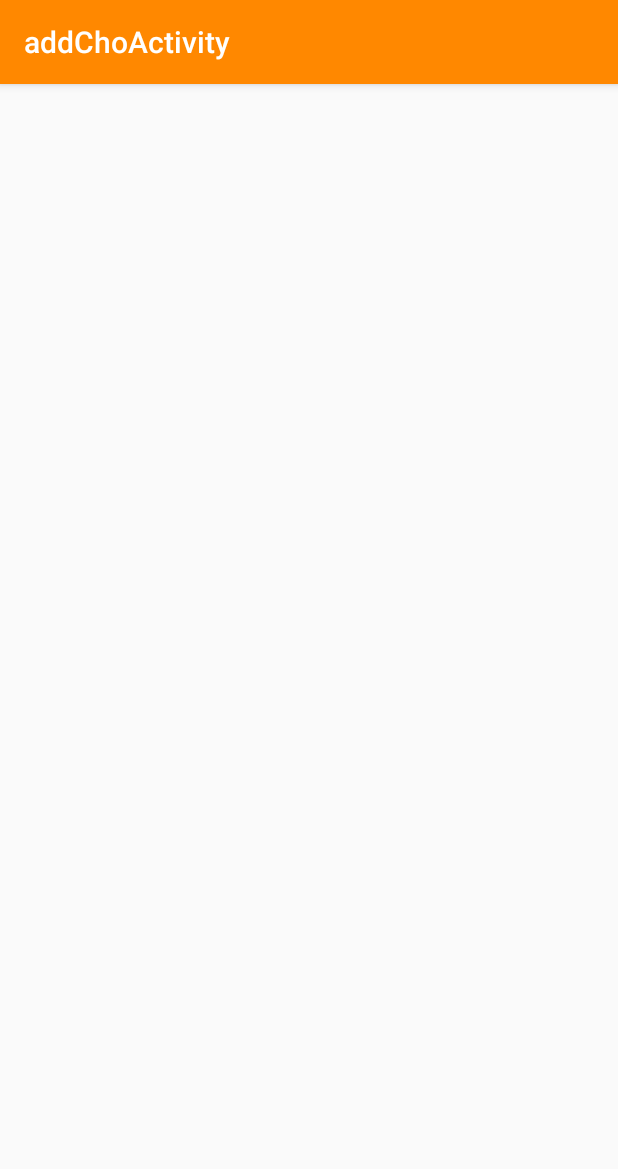
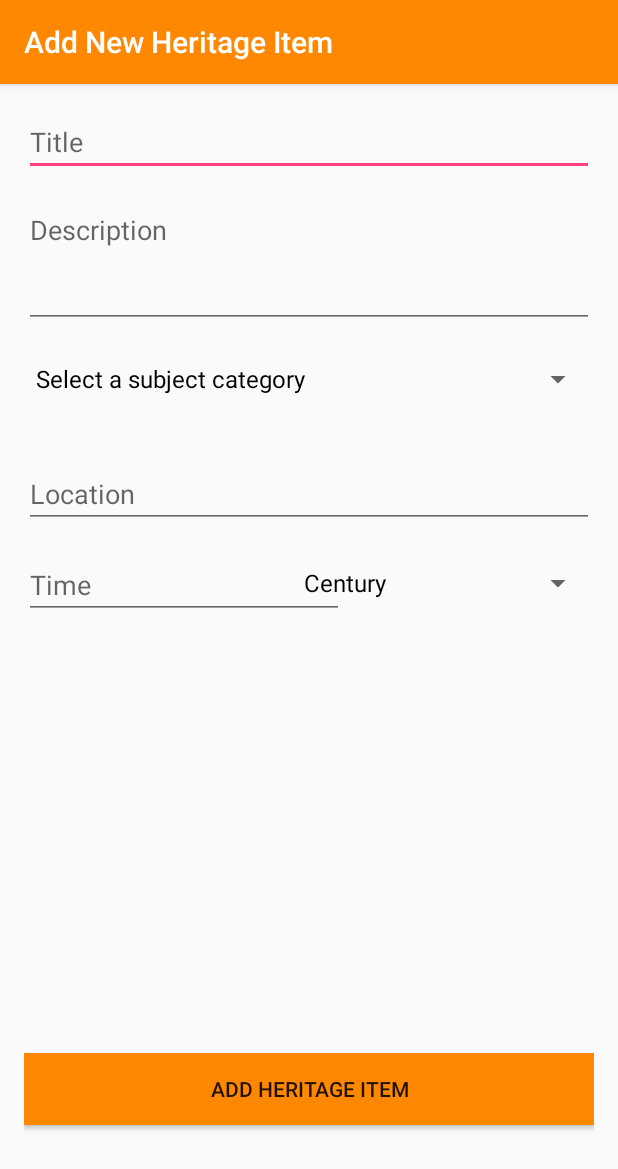
Before and after one commit to AyranIsTheNewRaki/Herodot, an Android app: the addChoActivity screen opened directly, with no data from a screen before it, on a phone screen of 412 x 824 dp. Shown: the top 1169 px of the screen. Run offline under Robolectric (Android 15) with nearby library versions, the phone set to English and light mode, and no system bars.

Commit message:
add heritage item fields

```diff
--- a/Mobile/ANDROID/Herdot/app/src/main/AndroidManifest.xml
+++ b/Mobile/ANDROID/Herdot/app/src/main/AndroidManifest.xml
@@ -31,7 +31,7 @@
         </activity>
         <activity
             android:name=".addChoActivity"
-            android:label="@string/title_activity_add_cho"
+            android:label="Add New Heritage Item"
             android:theme="@style/AppTheme.NoActionBar"></activity>
     </application>
 
--- a/Mobile/ANDROID/Herdot/app/src/main/java/com/ayranisthenewraki/heredot/herdot/addChoActivity.java
+++ b/Mobile/ANDROID/Herdot/app/src/main/java/com/ayranisthenewraki/heredot/herdot/addChoActivity.java
@@ -6,6 +6,8 @@ import android.support.design.widget.Snackbar;
 import android.support.v7.app.AppCompatActivity;
 import android.support.v7.widget.Toolbar;
 import android.view.View;
+import android.widget.ArrayAdapter;
+import android.widget.Spinner;
 
 public class addChoActivity extends AppCompatActivity {
 
@@ -16,6 +18,18 @@ public class addChoActivity extends AppCompatActivity {
         Toolbar toolbar = (Toolbar) findViewById(R.id.toolbar);
         setSupportActionBar(toolbar);
 
+        Spinner subjectDropdown = (Spinner)findViewById(R.id.subjectSpinner);
+        String[] items = new String[]{"Select a subject category", "Painting", "Sculpture", "Book/Manuscript", "Handcraft", "Archaeological Artifact",
+            "Archaeological Site", "Architecture", "Museum", "Natural Site", "Underwater Site", "Oral Tradition",
+                "Performing Art", "Ritual/Tradition", "Festival/Event"};
+        ArrayAdapter<String> adapter = new ArrayAdapter<String>(this, android.R.layout.simple_spinner_dropdown_item, items);
+        subjectDropdown.setAdapter(adapter);
+
+        Spinner timeResDropdown = (Spinner)findViewById(R.id.timeResSpinner);
+        String[] timeItems = new String[]{"Century", "Decade", "Year", "Date (yyyy/mm/dd)"};
+        ArrayAdapter<String> timeAdapter = new ArrayAdapter<String>(this, android.R.layout.simple_spinner_dropdown_item, timeItems);
+        timeResDropdown.setAdapter(timeAdapter);
+
     }
 
 }
--- a/Mobile/ANDROID/Herdot/app/src/main/res/layout/content_add_cho.xml
+++ b/Mobile/ANDROID/Herdot/app/src/main/res/layout/content_add_cho.xml
@@ -13,4 +13,94 @@
     tools:context="com.ayranisthenewraki.heredot.herdot.addChoActivity"
     tools:showIn="@layout/activity_add_cho">
 
+    <EditText
+        android:id="@+id/title"
+        android:layout_width="wrap_content"
+        android:layout_height="wrap_content"
+        android:layout_alignParentEnd="true"
+        android:layout_alignParentLeft="true"
+        android:layout_alignParentRight="true"
+        android:layout_alignParentStart="true"
+        android:layout_alignParentTop="true"
+        android:ems="10"
+        android:hint="Title"
+        android:inputType="text"
+        android:textColorLink="@android:color/holo_orange_light" />
+
+    <EditText
+        android:id="@+id/description"
+        android:layout_width="wrap_content"
+        android:layout_height="wrap_content"
+        android:layout_alignParentEnd="true"
+        android:layout_alignParentLeft="true"
+        android:layout_alignParentRight="true"
+        android:layout_alignParentStart="true"
+        android:layout_below="@+id/title"
+        android:layout_marginTop="13dp"
+        android:ems="10"
+        android:gravity="top|left"
+        android:hint="Description"
+        android:inputType="textMultiLine"
+        android:lines="3"
+        android:scrollHorizontally="false"
+        android:textColorLink="@android:color/holo_orange_light" />
+
+    <Spinner
+        android:id="@+id/subjectSpinner"
+        android:layout_width="match_parent"
+        android:layout_height="wrap_content"
+        android:layout_alignParentLeft="true"
+        android:layout_alignParentStart="true"
+        android:layout_below="@+id/description"
+        android:layout_marginTop="10dp" />
+
+    <EditText
+        android:id="@+id/Location"
+        android:layout_width="wrap_content"
+        android:layout_height="wrap_content"
+        android:layout_alignParentEnd="true"
+        android:layout_alignParentLeft="true"
+        android:layout_alignParentRight="true"
+        android:layout_alignParentStart="true"
+        android:layout_below="@+id/subjectSpinner"
+        android:layout_marginTop="30dp"
+        android:ems="10"
+        android:hint="Location"
+        android:inputType="text"
+        android:textColorLink="@android:color/holo_orange_light" />
+
+    <EditText
+        android:id="@+id/time"
+        android:layout_width="wrap_content"
+        android:layout_height="wrap_content"
+        android:layout_alignParentLeft="true"
+        android:layout_alignParentStart="true"
+        android:layout_below="@+id/Location"
+        android:layout_marginTop="15dp"
+        android:ems="10"
+        android:hint="Time"
+        android:inputType="text"
+        android:textColorLink="@android:color/holo_orange_light" />
+
+    <Spinner
+        android:id="@+id/timeResSpinner"
+        android:layout_width="wrap_content"
+        android:layout_height="wrap_content"
+        android:layout_alignBottom="@+id/time"
+        android:layout_alignParentRight="true"
+        android:layout_alignParentEnd="true" />
+
+    <Button
+        android:id="@+id/addChoButton"
+        android:layout_width="wrap_content"
+        android:layout_height="wrap_content"
+        android:layout_alignParentBottom="true"
+        android:layout_alignParentEnd="true"
+        android:layout_alignParentLeft="true"
+        android:layout_alignParentRight="true"
+        android:layout_alignParentStart="true"
+        android:layout_marginBottom="58dp"
+        android:background="@android:color/holo_orange_dark"
+        android:text="Add Heritage Item" />
+
 </RelativeLayout>
--- a/Mobile/ANDROID/Herdot/app/src/main/res/layout/content_main.xml
+++ b/Mobile/ANDROID/Herdot/app/src/main/res/layout/content_main.xml
@@ -14,17 +14,33 @@
     tools:showIn="@layout/activity_main">
 
     <EditText
+        android:id="@+id/emailField"
         android:layout_width="wrap_content"
         android:layout_height="wrap_content"
+        android:layout_alignParentEnd="true"
+        android:layout_alignParentLeft="true"
+        android:layout_alignParentRight="true"
+        android:layout_alignParentStart="true"
+        android:layout_below="@+id/SecondLineText"
+        android:layout_marginTop="29dp"
+        android:ems="10"
+        android:hint="Enter Email"
+        android:inputType="textEmailAddress"
+        android:textColorLink="@android:color/holo_green_light" />
+
+    <EditText
+        android:id="@+id/usernameField"
+        android:layout_width="wrap_content"
+        android:layout_height="wrap_content"
+        android:layout_alignParentEnd="true"
+        android:layout_alignParentLeft="true"
+        android:layout_alignParentRight="true"
+        android:layout_alignParentStart="true"
+        android:layout_below="@+id/emailField"
+        android:ems="10"
+        android:hint="Enter Username"
         android:inputType="text"
-        android:ems="10"
-        android:layout_below="@+id/emailField"
-        android:layout_alignParentLeft="true"
-        android:layout_alignParentStart="true"
-        android:id="@+id/usernameField"
-        android:layout_alignParentRight="true"
-        android:layout_alignParentEnd="true"
-        android:hint="Enter Username" />
+        android:textColorLink="@android:color/holo_green_light" />
 
     <TextView
         android:text=" "
@@ -39,17 +55,18 @@
         android:layout_alignParentEnd="true" />
 
     <EditText
+        android:id="@+id/passwordField"
         android:layout_width="wrap_content"
         android:layout_height="wrap_content"
+        android:layout_alignParentEnd="true"
+        android:layout_alignParentLeft="true"
+        android:layout_alignParentRight="true"
+        android:layout_alignParentStart="true"
+        android:layout_below="@+id/usernameField"
+        android:ems="10"
+        android:hint="Enter Password"
         android:inputType="textPassword"
-        android:ems="10"
-        android:id="@+id/passwordField"
-        android:hint="Enter Password"
-        android:layout_below="@+id/usernameField"
-        android:layout_alignParentLeft="true"
-        android:layout_alignParentStart="true"
-        android:layout_alignParentRight="true"
-        android:layout_alignParentEnd="true" />
+        android:textColorLink="@android:color/holo_green_light" />
 
     <TextView
         android:text="Begin Annotating Today!"
@@ -60,20 +77,6 @@
         android:layout_alignParentTop="true"
         android:layout_alignParentLeft="true"
         android:layout_alignParentStart="true" />
-
-    <EditText
-        android:layout_width="wrap_content"
-        android:layout_height="wrap_content"
-        android:inputType="textEmailAddress"
-        android:ems="10"
-        android:layout_marginTop="29dp"
-        android:id="@+id/emailField"
-        android:hint="Enter Email"
-        android:layout_below="@+id/SecondLineText"
-        android:layout_alignParentLeft="true"
-        android:layout_alignParentStart="true"
-        android:layout_alignParentRight="true"
-        android:layout_alignParentEnd="true" />
 
     <Button
         android:text="SignIn"
```
